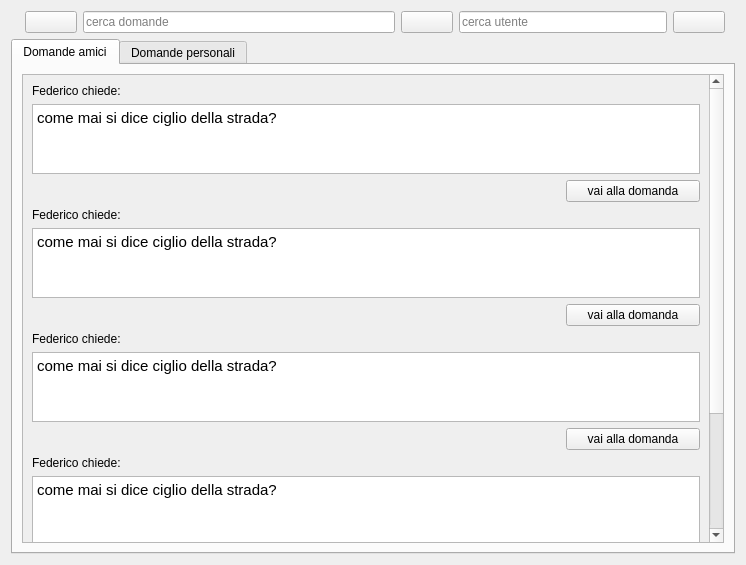
LorenzoMatt/ProgeettoP2, file schermata_principale.ui: the form before one commit.
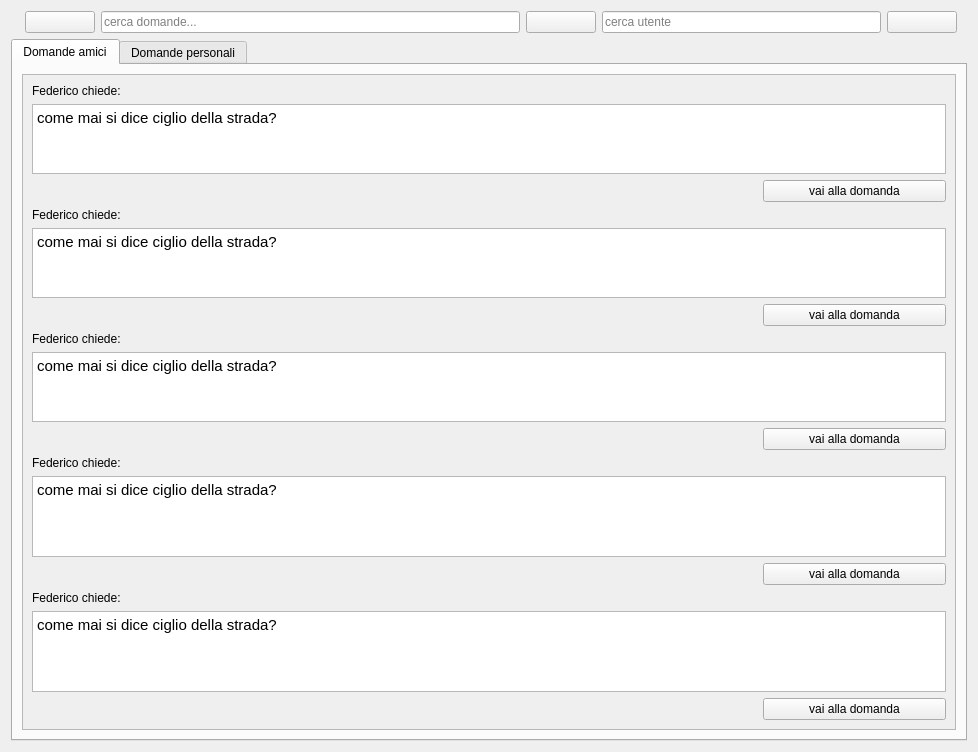
The form after the commit. Icons and pictures are not drawn.

Diff of the .ui file:
```diff
--- a/schermata_principale.ui
+++ b/schermata_principale.ui
@@ -9,8 +9,8 @@
    <rect>
     <x>0</x>
     <y>0</y>
-    <width>746</width>
-    <height>565</height>
+    <width>978</width>
+    <height>752</height>
    </rect>
   </property>
   <property name="sizePolicy">
@@ -47,7 +47,7 @@
        <item>
         <widget class="QLineEdit" name="lineEdit_2">
          <property name="placeholderText">
-          <string>cerca domande</string>
+          <string>cerca domande...</string>
          </property>
         </widget>
        </item>
@@ -120,7 +120,7 @@
              <rect>
               <x>0</x>
               <y>0</y>
-              <width>688</width>
+              <width>920</width>
               <height>672</height>
              </rect>
             </property>
@@ -573,6 +573,9 @@
 &lt;/style&gt;&lt;/head&gt;&lt;body style=&quot; font-family:'Ubuntu'; font-size:11pt; font-weight:400; font-style:normal;&quot;&gt;
 &lt;p style=&quot; margin-top:0px; margin-bottom:0px; margin-left:0px; margin-right:0px; -qt-block-indent:0; text-indent:0px;&quot;&gt;come mai si dice ciglio della strada?&lt;/p&gt;&lt;/body&gt;&lt;/html&gt;</string>
                  </property>
+                 <property name="placeholderText">
+                  <string/>
+                 </property>
                 </widget>
                </item>
                <item>
```
Left out of the diff: 4 changed lines with no effect on the pictures.
